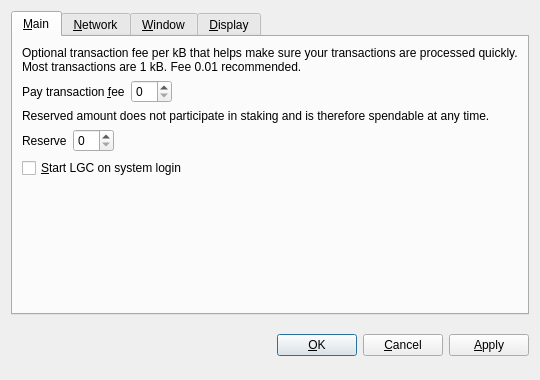
The window that src/qt/forms/optionsdialog.ui (his001/LGC) describes before a commit, drawn with Qt 5.
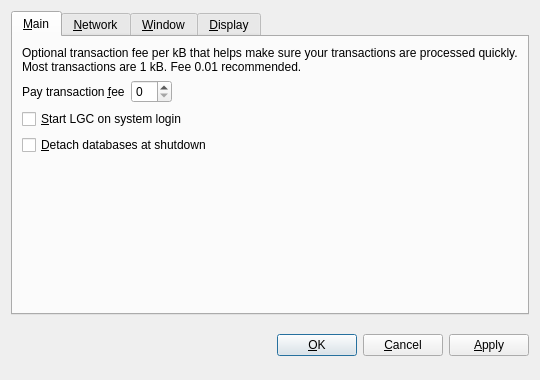
The same window after the commit. The open tabs and pages were chosen to show the change. Custom widgets are drawn as their Qt base class.

The edit to the form file:
```diff
--- a/src/qt/forms/optionsdialog.ui
+++ b/src/qt/forms/optionsdialog.ui
@@ -62,53 +62,7 @@
           <widget class="BitcoinAmountField" name="transactionFee"/>
          </item>
          <item>
-          <spacer name="horizontalSpacerFee">
-           <property name="orientation">
-            <enum>Qt::Horizontal</enum>
-           </property>
-           <property name="sizeHint" stdset="0">
-            <size>
-             <width>40</width>
-             <height>20</height>
-            </size>
-           </property>
-          </spacer>
-         </item>
-        </layout>
-       </item>
-       <item>
-        <widget class="QLabel" name="reserveBalanceInfoLabel">
-         <property name="text">
-          <string>Reserved amount does not participate in staking and is therefore spendable at any time.</string>
-         </property>
-         <property name="textFormat">
-          <enum>Qt::PlainText</enum>
-         </property>
-         <property name="wordWrap">
-          <bool>true</bool>
-         </property>
-        </widget>
-       </item>
-       <item>
-        <layout class="QHBoxLayout" name="horizontalLayoutReserveBalance">
-         <item>
-          <widget class="QLabel" name="reserveBalanceLabel">
-           <property name="text">
-            <string>Reserve</string>
-           </property>
-           <property name="textFormat">
-            <enum>Qt::PlainText</enum>
-           </property>
-           <property name="buddy">
-            <cstring>reserveBalance</cstring>
-           </property>
-          </widget>
-         </item>
-         <item>
-          <widget class="BitcoinAmountField" name="reserveBalance"/>
-         </item>
-         <item>
-          <spacer name="horizontalSpacerReserveBalance">
+          <spacer name="horizontalSpacer_Main">
            <property name="orientation">
             <enum>Qt::Horizontal</enum>
            </property>
@@ -132,6 +86,16 @@
          </property>
         </widget>
        </item>
+       <item>
+        <widget class="QCheckBox" name="detachDatabases">
+         <property name="toolTip">
+          <string>Detach block and address databases at shutdown. This means they can be moved to another data directory, but it slows down shutdown. The wallet is always detached.</string>
+         </property>
+         <property name="text">
+          <string>&amp;Detach databases at shutdown</string>
+         </property>
+        </widget>
+       </item>
        <item>
         <spacer name="verticalSpacer_Main">
          <property name="orientation">
```
Left out of the diff: 54 changed lines with no effect on the pictures.
